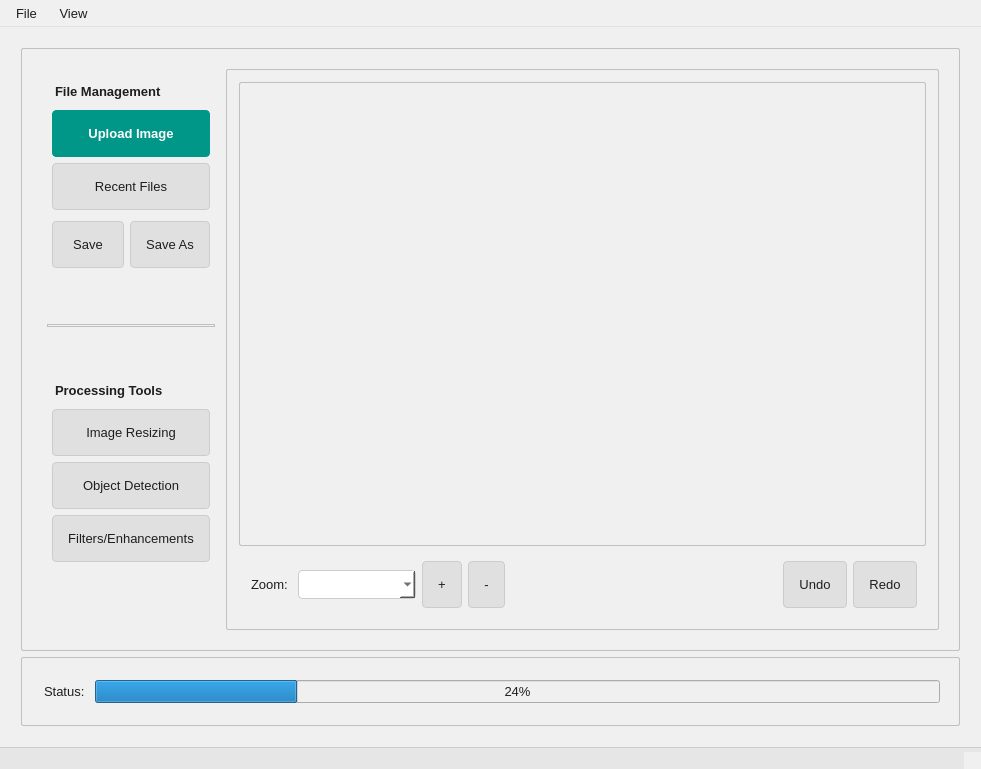
The window that uidesigns/main_window_gui.ui (Wokiri/computer-vision) describes before a commit, drawn with Qt 5.
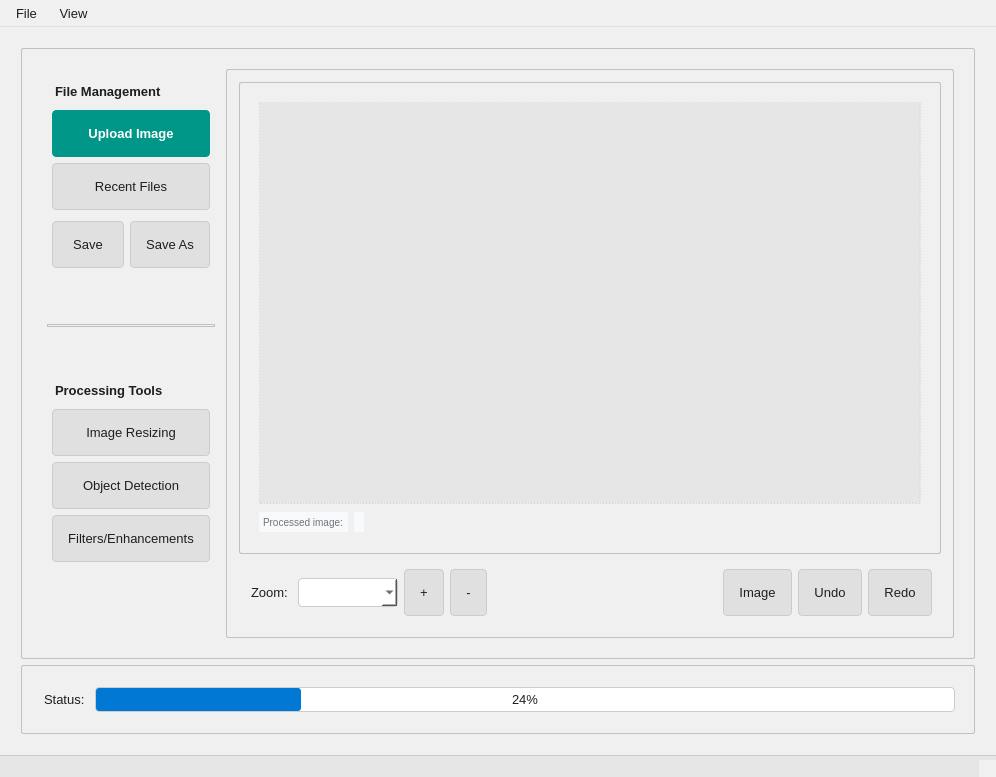
The same window after the commit. The open tabs and pages were chosen to show the change. Icons and pictures are not drawn.

Commit message: functionality to toggle between original image and processed views

What changed in the file:
```diff
--- a/uidesigns/main_window_gui.ui
+++ b/uidesigns/main_window_gui.ui
@@ -6,8 +6,8 @@
    <rect>
     <x>0</x>
     <y>0</y>
-    <width>981</width>
-    <height>769</height>
+    <width>996</width>
+    <height>777</height>
    </rect>
   </property>
   <property name="windowTitle">
@@ -22,6 +22,24 @@
     font-size: 10pt;
 }
 
+/* --- PROGRESS BAR STYLES --- */
+QProgressBar {
+    border: 1px solid #cccccc;
+    border-radius: 4px;
+    background-color: #ffffff;
+    text-align: center;
+    color: #1e1e1e;
+}
+
+QProgressBar::chunk {
+    background-color: #0078d4;
+    border-radius: 3px;
+}
+
+QProgressBar::chunk:disabled {
+    background-color: #a0a0a0;
+}
+
 /* --- HEADER BAR (If using a QToolBar) --- */
 QToolBar {
     background-color: #e6e6e6;
@@ -89,7 +107,7 @@
 
 /* --- MAIN VIEWER &amp; STATUS BAR (Viewport and Footer) --- */
 /* Central widget where the image is displayed */
-QGraphicsView, QLabel#ImagePreview {
+QGraphicsView, QLabel#originalImagePreview {
     background-color: #e6e6e6; /* Light gray for viewing area */
     border: 1px dashed #cccccc; /* Light border for the drag and drop box */
 }
@@ -274,7 +292,7 @@
     padding: 5px 0;
 }
 
-#dimsLabel, #imageDimensionsLabel {
+#dimsLabel, #imageDimensionsLabel, #processedDimsLabel, #processedDimensionsLabel {
     font-size: 7.5pt;
     padding: 2px;
     color: #6c757d;
@@ -539,11 +557,54 @@
               <property name="currentIndex">
                <number>1</number>
               </property>
-              <widget class="QWidget" name="processed_image_page"/>
+              <widget class="QWidget" name="processed_image_page">
+               <layout class="QGridLayout" name="gridLayout_4">
+                <item row="0" column="0">
+                 <widget class="QGraphicsView" name="processedImageView"/>
+                </item>
+                <item row="1" column="0">
+                 <layout class="QHBoxLayout" name="horizontalLayout_7">
+                  <property name="topMargin">
+                   <number>2</number>
+                  </property>
+                  <property name="bottomMargin">
+                   <number>2</number>
+                  </property>
+                  <item>
+                   <widget class="QLabel" name="processedDimsLabel">
+                    <property name="text">
+                     <string>Processed image:</string>
+                    </property>
+                   </widget>
+                  </item>
+                  <item>
+                   <widget class="QLabel" name="processedDimensionsLabel">
+                    <property name="text">
+                     <string/>
+                    </property>
+                   </widget>
+                  </item>
+                  <item>
+                   <spacer name="horizontalSpacer_3">
+                    <property name="orientation">
+                     <enum>Qt::Horizontal</enum>
+                    </property>
+                    <property name="sizeHint" stdset="0">
+                     <size>
+                      <width>40</width>
+                      <height>20</height>
+                     </size>
+                    </property>
+                   </spacer>
+                  </item>
+                 </layout>
+                </item>
+               </layout>
+              </widget>
               <widget class="QWidget" name="original_image_page">
                <layout class="QGridLayout" name="gridLayout_2">
                 <item row="0" column="0">
-                 <widget class="QGraphicsView" name="ImagePreview"/>
+                 <widget class="QGraphicsView" name="originalImagePreview"/>
                 </item>
                 <item row="1" column="0">
                  <layout class="QHBoxLayout" name="horizontalLayout_3">
@@ -556,7 +617,7 @@
                   <item>
                    <widget class="QLabel" name="dimsLabel">
                     <property name="text">
-                     <string>Image dimensions:</string>
+                     <string>Original image:</string>
                     </property>
                    </widget>
                   </item>
@@ -710,6 +771,13 @@
                 <property name="bottomMargin">
                  <number>4</number>
                 </property>
+                <item>
+                 <widget class="QPushButton" name="toggleSceneBtn">
+                  <property name="text">
+                   <string>Image</string>
+                  </property>
+                 </widget>
+                </item>
                 <item>
                  <widget class="QPushButton" name="pushButton_12">
                   <property name="sizePolicy">
@@ -797,7 +865,7 @@
     <rect>
      <x>0</x>
      <y>0</y>
-     <width>981</width>
+     <width>996</width>
      <height>31</height>
     </rect>
    </property>
```
The commit also changes 8 other files.
